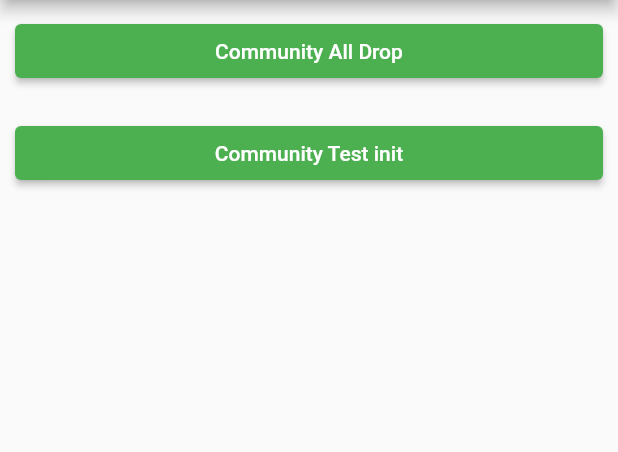
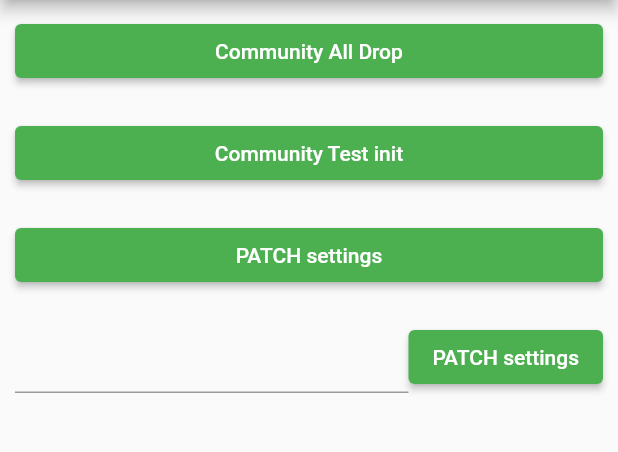
Before and after one commit to sangwoon98/KetoDiet, a Flutter app: the TestPage screen opened by its route, on a phone screen of 412 x 824 dp, the part 84-536 px from its top. Run offline on Flutter 3.47's test engine with Material 2 defaults, Android fonts, the light colour scheme and no system bars; our stand-ins replace url_strategy; missing offline and left inert: kakao_flutter_sdk_user.

Commit message:
2023/04/20 22:50

```diff
--- a/ketodiet_flutter_project/lib/pages/test_page.dart
+++ b/ketodiet_flutter_project/lib/pages/test_page.dart
@@ -3,8 +3,11 @@ import 'dart:math';
 
 import 'package:flutter/foundation.dart';
 import 'package:flutter/material.dart';
+import 'package:http/http.dart' as http;
 import 'package:ketodiet_flutter_project/handles/handle_community.dart';
 
+import '../modules/handle.dart';
+import '../secret.dart';
 import '../modules/app_bar.dart';
 
 class TestPage extends StatefulWidget {
@@ -37,6 +40,8 @@ class _TestPageState extends State<TestPage> {
           children: [
             testModule(communityDrop(context)),
             testModule(communityTestInit(context)),
+            testModule(settingsGet(context)),
+            testModule(settingsPatch(context)),
           ],
         ),
       ),
@@ -140,3 +145,54 @@ Widget communityTestInit(context) {
     child: const Text('Community Test init'),
   );
 }
+
+Widget settingsGet(context) {
+  return ElevatedButton(
+    onPressed: () async {
+      http.Response response = await http.get(
+        Uri.http(backendDomain, '/api/settings'),
+        headers: {
+          'Content-Type': 'application/json',
+          'Accept': 'application/json',
+          'Authorization': '${accountManager.get().oAuthToken!.toJson()}',
+        },
+      );
+
+      print('StatusCode: ${response.statusCode}\n${jsonDecode(utf8.decode(response.bodyBytes))}');
+    },
+    child: const Text('PATCH settings'),
+  );
+}
+
+Widget settingsPatch(context) {
+  final controller = TextEditingController();
+  return Row(
+    children: [
+      Expanded(
+        child: TextField(
+          controller: controller,
+        ),
+      ),
+      ElevatedButton(
+        onPressed: () async {
+          http.Response response = await http.patch(
+            Uri.http(backendDomain, '/api/settings'),
+            headers: {
+              'Content-Type': 'application/json',
+              'Accept': 'application/json',
+              'Authorization': '${accountManager.get().oAuthToken!.toJson()}',
+            },
+            body: jsonEncode(
+              {
+                'num': controller.text,
+              },
+            ),
+          );
+
+          print('StatusCode: ${response.statusCode}\n${jsonDecode(utf8.decode(response.bodyBytes))}');
+        },
+        child: const Text('PATCH settings'),
+      ),
+    ],
+  );
+}
```
